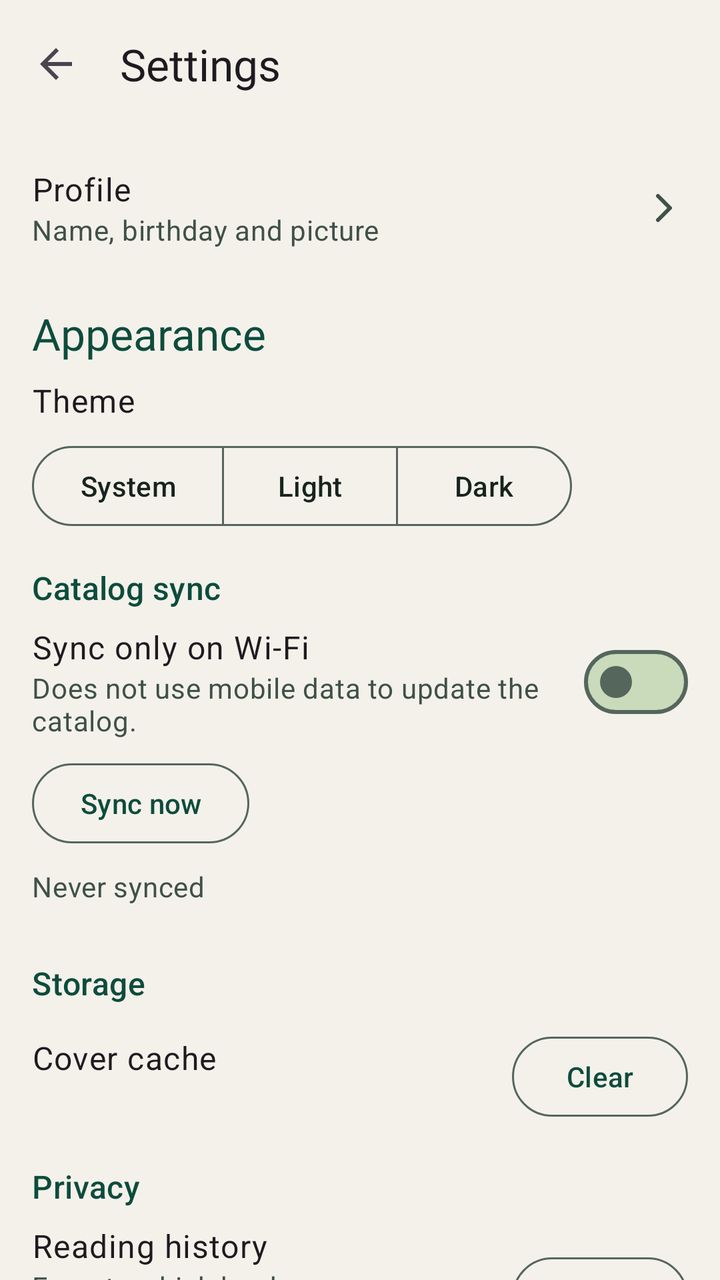
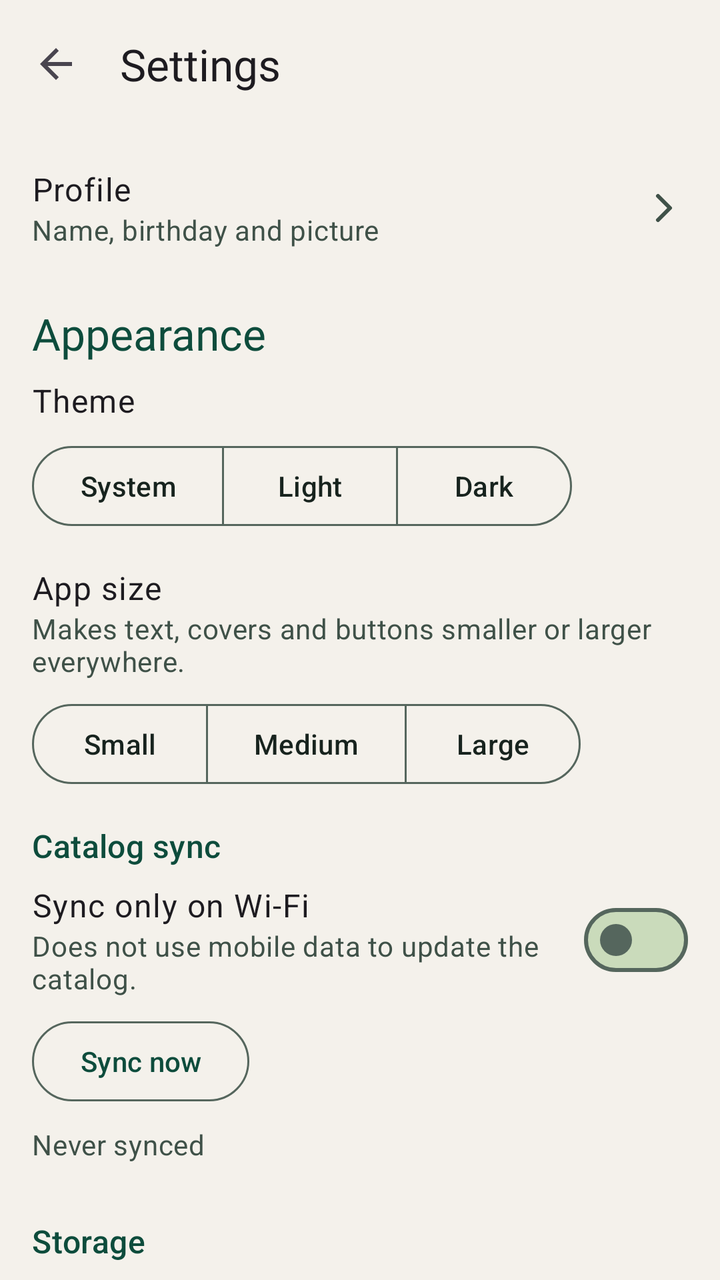

Two renders of the same Android screen: before a commit and after it. Below are the layout's source before the change and the commit's diff.
<!-- AndroidManifest.xml: application theme Theme.FreeLibrary -->
<!-- res/layout/fragment_settings.xml -->
<?xml version="1.0" encoding="utf-8"?>
<LinearLayout xmlns:android="http://schemas.android.com/apk/res/android"
    xmlns:app="http://schemas.android.com/apk/res-auto"
    android:id="@+id/settingsRoot"
    android:layout_width="match_parent"
    android:layout_height="match_parent"
    android:orientation="vertical">

    <com.google.android.material.appbar.MaterialToolbar
        android:id="@+id/settingsToolbar"
        android:layout_width="match_parent"
        android:layout_height="?attr/actionBarSize"
        app:navigationContentDescription="@string/back"
        app:navigationIcon="?attr/homeAsUpIndicator"
        app:title="@string/settings_title"
        app:titleTextAppearance="@style/TextAppearance.FreeLibrary.TitleLarge" />

    <androidx.core.widget.NestedScrollView
        android:layout_width="match_parent"
        android:layout_height="0dp"
        android:layout_weight="1"
        android:clipToPadding="false">

        <LinearLayout
            android:layout_width="match_parent"
            android:layout_height="wrap_content"
            android:orientation="vertical"
            android:paddingStart="@dimen/spacing_m"
            android:paddingEnd="@dimen/spacing_m"
            android:paddingBottom="@dimen/spacing_m">

            
            <LinearLayout
                android:id="@+id/profileRow"
                android:layout_width="match_parent"
                android:layout_height="wrap_content"
                android:layout_marginTop="@dimen/spacing_s"
                android:background="?attr/selectableItemBackground"
                android:clickable="true"
                android:focusable="true"
                android:gravity="center_vertical"
                android:minHeight="64dp"
                android:orientation="horizontal">

                <LinearLayout
                    android:layout_width="0dp"
                    android:layout_height="wrap_content"
                    android:layout_weight="1"
                    android:orientation="vertical">

                    <TextView
                        android:layout_width="match_parent"
                        android:layout_height="wrap_content"
                        android:text="@string/settings_profile"
                        android:textAppearance="?attr/textAppearanceBodyLarge" />

                    <TextView
                        android:layout_width="match_parent"
                        android:layout_height="wrap_content"
                        android:text="@string/settings_profile_summary"
                        android:textAppearance="?attr/textAppearanceBodyMedium"
                        android:textColor="?attr/colorOnSurfaceVariant" />

                </LinearLayout>

                <ImageView
                    android:layout_width="24dp"
                    android:layout_height="24dp"
                    android:layout_marginStart="@dimen/spacing_m"
                    android:importantForAccessibility="no"
                    android:src="@drawable/ic_chevron_right"
                    app:tint="?attr/colorOnSurfaceVariant" />

            </LinearLayout>

            
            <TextView
                style="@style/TextAppearance.FreeLibrary.TitleLarge"
                android:layout_width="match_parent"
                android:layout_height="wrap_content"
                android:accessibilityHeading="true"
                android:paddingTop="@dimen/spacing_m"
                android:paddingBottom="@dimen/spacing_s"
                android:text="@string/settings_appearance"
                android:textAppearance="?attr/textAppearanceTitleMedium"
                android:textColor="?attr/colorPrimary" />

            <TextView
                android:layout_width="match_parent"
                android:layout_height="wrap_content"
                android:text="@string/settings_theme"
                android:textAppearance="?attr/textAppearanceBodyLarge" />

            <com.google.android.material.button.MaterialButtonToggleGroup
                android:id="@+id/themeGroup"
                android:layout_width="wrap_content"
                android:layout_height="wrap_content"
                android:layout_marginTop="@dimen/spacing_s"
                app:selectionRequired="true"
                app:singleSelection="true">

                <com.google.android.material.button.MaterialButton
                    android:id="@+id/themeSystem"
                    style="@style/Widget.Material3.Button.OutlinedButton"
                    android:layout_width="wrap_content"
                    android:layout_height="wrap_content"
                    android:text="@string/theme_system" />

                <com.google.android.material.button.MaterialButton
                    android:id="@+id/themeLight"
                    style="@style/Widget.Material3.Button.OutlinedButton"
                    android:layout_width="wrap_content"
                    android:layout_height="wrap_content"
                    android:text="@string/theme_light" />

                <com.google.android.material.button.MaterialButton
                    android:id="@+id/themeDark"
                    style="@style/Widget.Material3.Button.OutlinedButton"
                    android:layout_width="wrap_content"
                    android:layout_height="wrap_content"
                    android:text="@string/theme_dark" />

            </com.google.android.material.button.MaterialButtonToggleGroup>

            
            <TextView
                android:layout_width="match_parent"
                android:layout_height="wrap_content"
                android:accessibilityHeading="true"
                android:paddingTop="@dimen/spacing_m"
                android:paddingBottom="@dimen/spacing_s"
                android:text="@string/settings_sync"
                android:textAppearance="?attr/textAppearanceTitleMedium"
                android:textColor="?attr/colorPrimary" />

            <LinearLayout
                android:id="@+id/wifiOnlyRow"
                android:layout_width="match_parent"
                android:layout_height="wrap_content"
                android:background="?attr/selectableItemBackground"
                android:clickable="true"
                android:focusable="false"
                android:gravity="center_vertical"
                android:importantForAccessibility="no"
                android:minHeight="56dp"
                android:orientation="horizontal">

                <LinearLayout
                    android:layout_width="0dp"
                    android:layout_height="wrap_content"
                    android:layout_weight="1"
                    android:orientation="vertical">

                    <TextView
                        android:layout_width="match_parent"
                        android:layout_height="wrap_content"
                        android:text="@string/settings_wifi_only"
                        android:textAppearance="?attr/textAppearanceBodyLarge" />

                    <TextView
                        android:layout_width="match_parent"
                        android:layout_height="wrap_content"
                        android:text="@string/settings_wifi_only_summary"
                        android:textAppearance="?attr/textAppearanceBodyMedium"
                        android:textColor="?attr/colorOnSurfaceVariant" />

                </LinearLayout>

                <com.google.android.material.materialswitch.MaterialSwitch
                    android:id="@+id/wifiOnlySwitch"
                    android:layout_width="wrap_content"
                    android:layout_height="wrap_content"
                    android:layout_marginStart="@dimen/spacing_m"
                    android:contentDescription="@string/settings_wifi_only" />

            </LinearLayout>

            <com.google.android.material.button.MaterialButton
                android:id="@+id/syncNowButton"
                style="@style/Widget.Material3.Button.OutlinedButton"
                android:layout_width="wrap_content"
                android:layout_height="wrap_content"
                android:layout_marginTop="@dimen/spacing_s"
                android:text="@string/settings_sync_now" />

            <TextView
                android:id="@+id/syncStatusText"
                android:layout_width="match_parent"
                android:layout_height="wrap_content"
                android:layout_marginTop="@dimen/spacing_s"
                android:accessibilityLiveRegion="polite"
                android:text="@string/sync_never"
                android:textAppearance="?attr/textAppearanceBodyMedium"
                android:textColor="?attr/colorOnSurfaceVariant" />

            <com.google.android.material.progressindicator.LinearProgressIndicator
                android:id="@+id/syncProgress"
                android:layout_width="match_parent"
                android:layout_height="wrap_content"
                android:layout_marginTop="@dimen/spacing_s"
                android:indeterminate="true"
                android:visibility="invisible" />

            
            <TextView
                android:layout_width="match_parent"
                android:layout_height="wrap_content"
                android:accessibilityHeading="true"
                android:paddingTop="@dimen/spacing_m"
                android:paddingBottom="@dimen/spacing_s"
                android:text="@string/settings_storage"
                android:textAppearance="?attr/textAppearanceTitleMedium"
                android:textColor="?attr/colorPrimary" />

            <LinearLayout
                android:layout_width="match_parent"
                android:layout_height="wrap_content"
                android:gravity="center_vertical"
                android:minHeight="56dp"
                android:orientation="horizontal">

                <LinearLayout
                    android:layout_width="0dp"
                    android:layout_height="wrap_content"
                    android:layout_weight="1"
                    android:orientation="vertical">

                    <TextView
                        android:layout_width="match_parent"
                        android:layout_height="wrap_content"
                        android:text="@string/settings_cover_cache"
                        android:textAppearance="?attr/textAppearanceBodyLarge" />

                    <TextView
                        android:id="@+id/coverCacheSize"
                        android:layout_width="match_parent"
                        android:layout_height="wrap_content"
                        android:textAppearance="?attr/textAppearanceBodyMedium"
                        android:textColor="?attr/colorOnSurfaceVariant" />

                </LinearLayout>

                <com.google.android.material.button.MaterialButton
                    android:id="@+id/clearCacheButton"
                    style="@style/Widget.Material3.Button.OutlinedButton"
                    android:layout_width="wrap_content"
                    android:layout_height="wrap_content"
                    android:layout_marginStart="@dimen/spacing_m"
                    android:text="@string/settings_cover_cache_clear" />

            </LinearLayout>

            
            <TextView
                android:layout_width="match_parent"
                android:layout_height="wrap_content"
                android:accessibilityHeading="true"
                android:paddingTop="@dimen/spacing_m"
                android:paddingBottom="@dimen/spacing_s"
                android:text="@string/settings_privacy"
                android:textAppearance="?attr/textAppearanceTitleMedium"
                android:textColor="?attr/colorPrimary" />

            <LinearLayout
                android:layout_width="match_parent"
                android:layout_height="wrap_content"
                android:gravity="center_vertical"
                android:minHeight="56dp"
                android:orientation="horizontal">

                <LinearLayout
                    android:layout_width="0dp"
                    android:layout_height="wrap_content"
                    android:layout_weight="1"
                    android:orientation="vertical">

                    <TextView
                        android:layout_width="match_parent"
                        android:layout_height="wrap_content"
                        android:text="@string/settings_history"
                        android:textAppearance="?attr/textAppearanceBodyLarge" />

                    <TextView
                        android:layout_width="match_parent"
                        android:layout_height="wrap_content"
                        android:text="@string/settings_history_summary"
                        android:textAppearance="?attr/textAppearanceBodyMedium"
                        android:textColor="?attr/colorOnSurfaceVariant" />

                </LinearLayout>

                <com.google.android.material.button.MaterialButton
                    android:id="@+id/clearHistoryButton"
                    style="@style/Widget.Material3.Button.OutlinedButton"
                    android:layout_width="wrap_content"
                    android:layout_height="wrap_content"
                    android:layout_marginStart="@dimen/spacing_m"
                    android:text="@string/settings_history_clear" />

            </LinearLayout>

            
            <TextView
                android:layout_width="match_parent"
                android:layout_height="wrap_content"
                android:accessibilityHeading="true"
                android:paddingTop="@dimen/spacing_m"
                android:paddingBottom="@dimen/spacing_s"
                android:text="@string/settings_backup"
                android:textAppearance="?attr/textAppearanceTitleMedium"
                android:textColor="?attr/colorPrimary" />

            <TextView
                android:layout_width="match_parent"
                android:layout_height="wrap_content"
                android:text="@string/settings_backup_summary"
                android:textAppearance="?attr/textAppearanceBodyMedium"
                android:textColor="?attr/colorOnSurfaceVariant" />

            <LinearLayout
                android:layout_width="match_parent"
                android:layout_height="wrap_content"
                android:layout_marginTop="@dimen/spacing_s"
                android:orientation="horizontal">

                <com.google.android.material.button.MaterialButton
                    android:id="@+id/backupExportButton"
                    style="@style/Widget.Material3.Button.OutlinedButton"
                    android:layout_width="wrap_content"
                    android:layout_height="wrap_content"
                    android:text="@string/settings_backup_export" />

                <com.google.android.material.button.MaterialButton
                    android:id="@+id/backupImportButton"
                    style="@style/Widget.Material3.Button.OutlinedButton"
                    android:layout_width="wrap_content"
                    android:layout_height="wrap_content"
                    android:layout_marginStart="@dimen/spacing_s"
                    android:text="@string/settings_backup_import" />

            </LinearLayout>

            <com.google.android.material.progressindicator.LinearProgressIndicator
                android:id="@+id/backupProgress"
                android:layout_width="match_parent"
                android:layout_height="wrap_content"
                android:layout_marginTop="@dimen/spacing_s"
                android:indeterminate="true"
                android:visibility="invisible" />

            
            <TextView
                android:layout_width="match_parent"
                android:layout_height="wrap_content"
                android:accessibilityHeading="true"
                android:paddingTop="@dimen/spacing_m"
                android:paddingBottom="@dimen/spacing_s"
                android:text="@string/settings_about"
                android:textAppearance="?attr/textAppearanceTitleMedium"
                android:textColor="?attr/colorPrimary" />

            <TextView
                android:id="@+id/aboutVersion"
                android:layout_width="match_parent"
                android:layout_height="wrap_content"
                android:textAppearance="?attr/textAppearanceBodyLarge" />

            <TextView
                android:layout_width="match_parent"
                android:layout_height="wrap_content"
                android:layout_marginTop="@dimen/spacing_s"
                android:text="@string/about_licence"
                android:textAppearance="?attr/textAppearanceBodyMedium"
                android:textColor="?attr/colorOnSurfaceVariant" />

            <TextView
                android:layout_width="match_parent"
                android:layout_height="wrap_content"
                android:layout_marginTop="@dimen/spacing_s"
                android:text="@string/about_catalog"
                android:textAppearance="?attr/textAppearanceBodyMedium"
                android:textColor="?attr/colorOnSurfaceVariant" />

            <TextView
                android:id="@+id/aboutSource"
                android:layout_width="match_parent"
                android:layout_height="wrap_content"
                android:background="?attr/selectableItemBackground"
                android:clickable="true"
                android:focusable="true"
                android:gravity="center_vertical"
                android:minHeight="48dp"
                android:text="@string/about_source"
                android:textAppearance="?attr/textAppearanceBodyLarge"
                android:textColor="?attr/colorPrimary" />

            <TextView
                android:id="@+id/aboutNotices"
                android:layout_width="match_parent"
                android:layout_height="wrap_content"
                android:background="?attr/selectableItemBackground"
                android:clickable="true"
                android:focusable="true"
                android:gravity="center_vertical"
                android:minHeight="48dp"
                android:text="@string/about_notices"
                android:textAppearance="?attr/textAppearanceBodyLarge"
                android:textColor="?attr/colorPrimary" />

        </LinearLayout>

    </androidx.core.widget.NestedScrollView>

</LinearLayout>
<!-- resources referenced by this layout -->
<resources>
  <dimen name="spacing_m">16dp</dimen>
  <dimen name="spacing_s">8dp</dimen>
  <string name="about_catalog">Books and catalog data: public domain works via Project Gutenberg.</string>
  <string name="about_licence">FreeLibrary is free software under the GNU General Public License v3, with no ads and no tracking.</string>
  <string name="about_notices">Open-source notices</string>
  <string name="about_source">Source code</string>
  <string name="back">Back</string>
  <string name="settings_about">About</string>
  <string name="settings_appearance">Appearance</string>
  <string name="settings_backup">Backup</string>
  <string name="settings_backup_export">Export</string>
  <string name="settings_backup_import">Import</string>
  <string name="settings_backup_summary">Save your shelves, reading progress, bookmarks, highlights, settings and downloaded books to a file, or restore them from one. Nothing leaves your phone unless you move the file yourself.</string>
  <string name="settings_cover_cache">Cover cache</string>
  <string name="settings_cover_cache_clear">Clear</string>
  <string name="settings_history">Reading history</string>
  <string name="settings_history_clear">Clear</string>
  <string name="settings_history_summary">Forgets which books you were reading or finished, and where you stopped in them.</string>
  <string name="settings_privacy">Privacy</string>
  <string name="settings_profile">Profile</string>
  <string name="settings_profile_summary">Name, birthday and picture</string>
  <string name="settings_storage">Storage</string>
  <string name="settings_sync">Catalog sync</string>
  <string name="settings_sync_now">Sync now</string>
  <string name="settings_theme">Theme</string>
  <string name="settings_title">Settings</string>
  <string name="settings_wifi_only">Sync only on Wi-Fi</string>
  <string name="settings_wifi_only_summary">Does not use mobile data to update the catalog.</string>
  <string name="sync_never">Never synced</string>
  <string name="theme_dark">Dark</string>
  <string name="theme_light">Light</string>
  <string name="theme_system">System</string>
  <color name="md_primary">#0D4C3C</color>
  <color name="md_on_primary">#F4F1EB</color>
  <color name="md_primary_container">#BFD7A6</color>
  <color name="md_on_primary_container">#0A3A2E</color>
  <color name="md_primary_inverse">#A9CC8A</color>
  <color name="md_secondary">#2D5A4A</color>
  <color name="md_on_secondary">#F4F1EB</color>
  <color name="md_secondary_container">#7AA05A</color>
  <color name="md_on_secondary_container">#17231E</color>
  <color name="md_background">#F4F1EB</color>
  <color name="md_on_background">#17231E</color>
  <color name="md_surface">#F4F1EB</color>
  <color name="md_on_surface">#17231E</color>
  <color name="md_surface_variant">#D8E3CB</color>
  <color name="md_on_surface_variant">#3F5148</color>
  <color name="md_surface_inverse">#17231E</color>
  <color name="md_on_surface_inverse">#F4F1EB</color>
  <color name="md_surface_container_lowest">#F8F8F0</color>
  <color name="md_surface_container_low">#E9EEDF</color>
  <color name="md_surface_container">#DFE8D3</color>
  <color name="md_surface_container_high">#D5E2C7</color>
  <color name="md_surface_container_highest">#CADBBB</color>
  <color name="md_error">#BA1A1A</color>
  <color name="md_on_error">#FFFFFF</color>
  <color name="md_error_container">#FFDAD6</color>
  <color name="md_on_error_container">#410002</color>
  <color name="md_outline">#55665D</color>
  <color name="md_outline_variant">#B5C4A5</color>
  <style name="Widget.FreeLibrary.Toolbar" parent="Widget.Material3.Toolbar">
          <item name="android:background">@android:color/transparent</item>
      </style>
  <!-- unchanged entries left out for length: 6 -->
</resources>

<!-- the commit's change to res/layout/fragment_settings.xml (unified diff, before → after) -->
@@ -122,6 +122,51 @@
 
             </com.google.android.material.button.MaterialButtonToggleGroup>
 
+            <TextView
+                android:layout_width="match_parent"
+                android:layout_height="wrap_content"
+                android:layout_marginTop="@dimen/spacing_m"
+                android:text="@string/settings_size"
+                android:textAppearance="?attr/textAppearanceBodyLarge" />
+
+            <TextView
+                android:layout_width="match_parent"
+                android:layout_height="wrap_content"
+                android:text="@string/settings_size_summary"
+                android:textAppearance="?attr/textAppearanceBodyMedium"
+                android:textColor="?attr/colorOnSurfaceVariant" />
+
+            <com.google.android.material.button.MaterialButtonToggleGroup
+                android:id="@+id/sizeGroup"
+                android:layout_width="wrap_content"
+                android:layout_height="wrap_content"
+                android:layout_marginTop="@dimen/spacing_s"
+                app:selectionRequired="true"
+                app:singleSelection="true">
+
+                <com.google.android.material.button.MaterialButton
+                    android:id="@+id/sizeSmall"
+                    style="@style/Widget.Material3.Button.OutlinedButton"
+                    android:layout_width="wrap_content"
+                    android:layout_height="wrap_content"
+                    android:text="@string/size_small" />
+
+                <com.google.android.material.button.MaterialButton
+                    android:id="@+id/sizeMedium"
+                    style="@style/Widget.Material3.Button.OutlinedButton"
+                    android:layout_width="wrap_content"
+                    android:layout_height="wrap_content"
+                    android:text="@string/size_medium" />
+
+                <com.google.android.material.button.MaterialButton
+                    android:id="@+id/sizeLarge"
+                    style="@style/Widget.Material3.Button.OutlinedButton"
+                    android:layout_width="wrap_content"
+                    android:layout_height="wrap_content"
+                    android:text="@string/size_large" />
+
+            </com.google.android.material.button.MaterialButtonToggleGroup>
+
             
             <TextView
                 android:layout_width="match_parent"
<!-- resource entries referenced after the edit -->
@@ -21,6 +21,8 @@
   <string name="settings_privacy">Privacy</string>
   <string name="settings_profile">Profile</string>
   <string name="settings_profile_summary">Name, birthday and picture</string>
+  <string name="settings_size">App size</string>
+  <string name="settings_size_summary">Makes text, covers and buttons smaller or larger everywhere.</string>
   <string name="settings_storage">Storage</string>
   <string name="settings_sync">Catalog sync</string>
   <string name="settings_sync_now">Sync now</string>
@@ -28,6 +30,9 @@
   <string name="settings_title">Settings</string>
   <string name="settings_wifi_only">Sync only on Wi-Fi</string>
   <string name="settings_wifi_only_summary">Does not use mobile data to update the catalog.</string>
+  <string name="size_large">Large</string>
+  <string name="size_medium">Medium</string>
+  <string name="size_small">Small</string>
   <string name="sync_never">Never synced</string>
   <string name="theme_dark">Dark</string>
   <string name="theme_light">Light</string>
